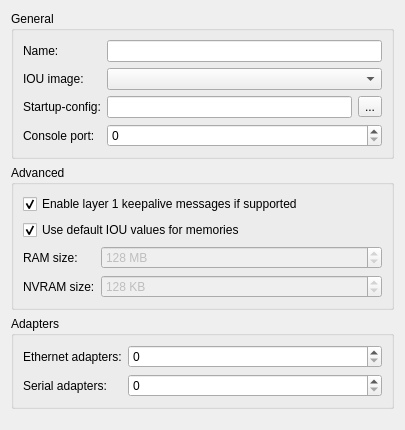
Before: the Qt Designer form gns3/modules/iou/ui/iou_device_configuration_page.ui in GNS3/gns3-gui, drawn with Qt 5.
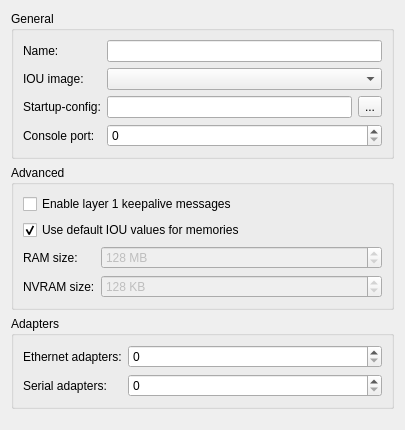
After: the same form once the commit is applied.

Commit message: Relative paths for device configs. Change L1 keepalives to be deactivated by default.

What changed in the file:
```diff
--- a/gns3/modules/iou/ui/iou_device_configuration_page.ui
+++ b/gns3/modules/iou/ui/iou_device_configuration_page.ui
@@ -93,10 +93,10 @@
       <item row="0" column="0" colspan="2">
        <widget class="QCheckBox" name="uiL1KeepalivesCheckBox">
         <property name="text">
-         <string>Enable layer 1 keepalive messages if supported</string>
+         <string>Enable layer 1 keepalive messages</string>
         </property>
         <property name="checked">
-         <bool>true</bool>
+         <bool>false</bool>
         </property>
        </widget>
       </item>
```
The commit also changes 10 other files.
